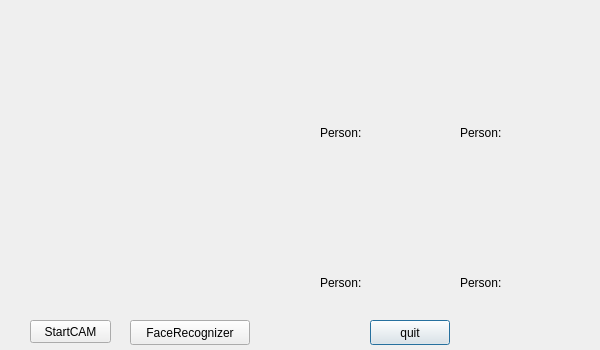
Above: faceDemo/recognize.ui from dreamcity/FaceDetectRecoginze before the change. Below: the same form after it.
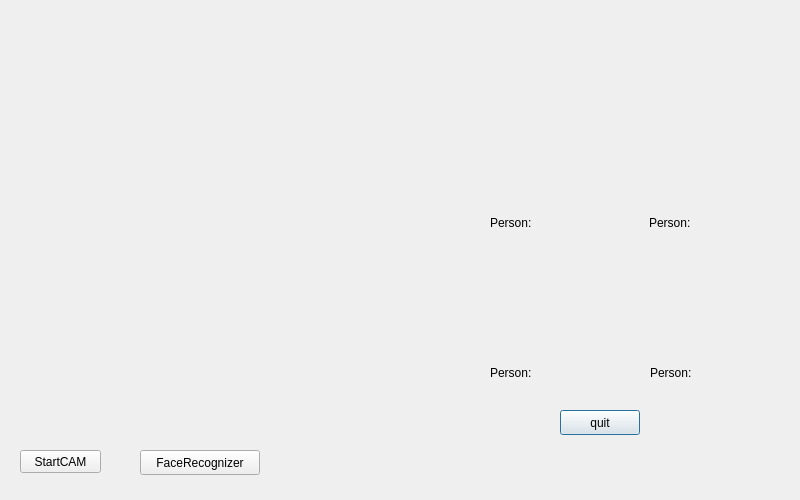
That is the form after the change.

Patch:
```diff
--- a/faceDemo/recognize.ui
+++ b/faceDemo/recognize.ui
@@ -6,8 +6,8 @@
    <rect>
     <x>0</x>
     <y>0</y>
-    <width>600</width>
-    <height>350</height>
+    <width>800</width>
+    <height>500</height>
    </rect>
   </property>
   <property name="windowTitle">
@@ -16,10 +16,10 @@
   <widget class="QLabel" name="label">
    <property name="geometry">
     <rect>
-     <x>0</x>
+     <x>20</x>
      <y>0</y>
-     <width>300</width>
-     <height>300</height>
+     <width>400</width>
+     <height>400</height>
     </rect>
    </property>
    <property name="text">
@@ -32,8 +32,8 @@
   <widget class="QPushButton" name="quit">
    <property name="geometry">
     <rect>
-     <x>370</x>
-     <y>320</y>
+     <x>560</x>
+     <y>410</y>
      <width>80</width>
      <height>25</height>
     </rect>
@@ -45,8 +45,8 @@
   <widget class="QPushButton" name="faceRecognizer">
    <property name="geometry">
     <rect>
-     <x>130</x>
-     <y>320</y>
+     <x>140</x>
+     <y>450</y>
      <width>120</width>
      <height>25</height>
     </rect>
@@ -58,8 +58,8 @@
   <widget class="QLabel" name="label1">
    <property name="geometry">
     <rect>
-     <x>320</x>
-     <y>0</y>
+     <x>490</x>
+     <y>90</y>
      <width>120</width>
      <height>120</height>
     </rect>
@@ -71,8 +71,8 @@
   <widget class="QPushButton" name="startCAM">
    <property name="geometry">
     <rect>
-     <x>30</x>
-     <y>320</y>
+     <x>20</x>
+     <y>450</y>
      <width>81</width>
      <height>23</height>
     </rect>
@@ -84,8 +84,8 @@
   <widget class="QLabel" name="label2">
    <property name="geometry">
     <rect>
-     <x>320</x>
-     <y>120</y>
+     <x>490</x>
+     <y>210</y>
      <width>120</width>
      <height>25</height>
     </rect>
@@ -97,8 +97,8 @@
   <widget class="QLabel" name="label3">
    <property name="geometry">
     <rect>
-     <x>460</x>
-     <y>0</y>
+     <x>650</x>
+     <y>90</y>
      <width>120</width>
      <height>120</height>
     </rect>
@@ -110,9 +110,9 @@
   <widget class="QLabel" name="label4">
    <property name="geometry">
     <rect>
-     <x>460</x>
-     <y>120</y>
-     <width>120</width>
+     <x>649</x>
+     <y>210</y>
+     <width>121</width>
      <height>25</height>
     </rect>
    </property>
@@ -123,8 +123,8 @@
   <widget class="QLabel" name="label5">
    <property name="geometry">
     <rect>
-     <x>320</x>
-     <y>150</y>
+     <x>490</x>
+     <y>240</y>
      <width>120</width>
      <height>120</height>
     </rect>
@@ -136,8 +136,8 @@
   <widget class="QLabel" name="label6">
    <property name="geometry">
     <rect>
-     <x>320</x>
-     <y>270</y>
+     <x>490</x>
+     <y>360</y>
      <width>120</width>
      <height>25</height>
     </rect>
@@ -149,8 +149,8 @@
   <widget class="QLabel" name="label7">
    <property name="geometry">
     <rect>
-     <x>460</x>
-     <y>150</y>
+     <x>650</x>
+     <y>240</y>
      <width>120</width>
      <height>120</height>
     </rect>
@@ -162,8 +162,8 @@
   <widget class="QLabel" name="label8">
    <property name="geometry">
     <rect>
-     <x>460</x>
-     <y>270</y>
+     <x>650</x>
+     <y>360</y>
      <width>120</width>
      <height>25</height>
     </rect>
```
